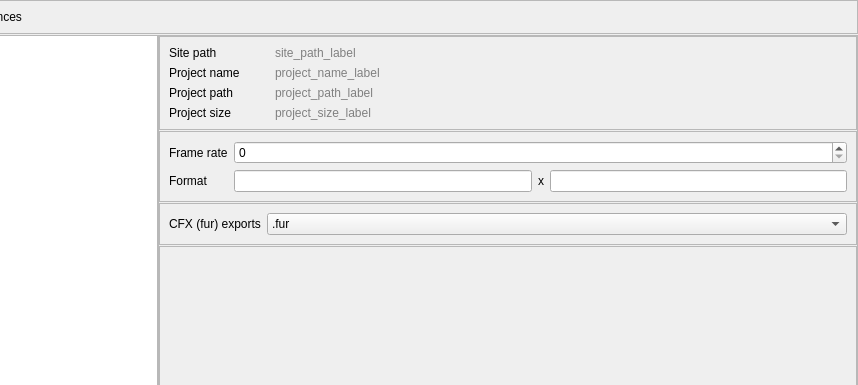
Old version of the form App/ui_files/project_preferences.ui in the repository Wizard-collab/Wizard; both pictures show x 92 to 950 and y 0 to 385 of the 950 by 623 pixel window.
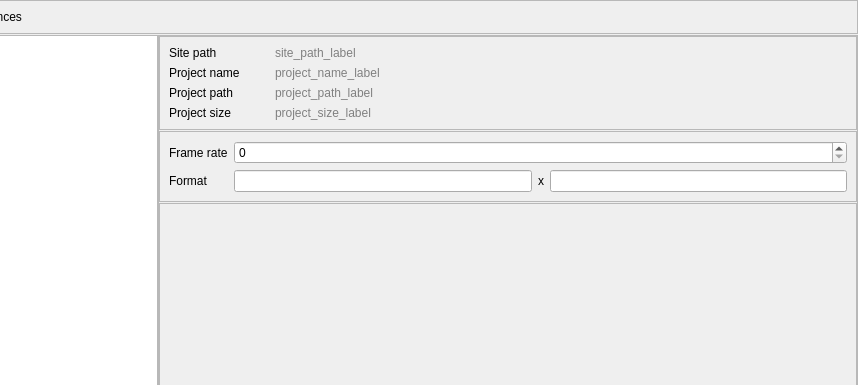
New version of the form.

Diff of the .ui file:
```diff
--- a/App/ui_files/project_preferences.ui
+++ b/App/ui_files/project_preferences.ui
@@ -286,39 +286,6 @@
                </layout>
               </widget>
              </item>
-             <item>
-              <widget class="QFrame" name="frame_2">
-               <property name="frameShape">
-                <enum>QFrame::StyledPanel</enum>
-               </property>
-               <property name="frameShadow">
-                <enum>QFrame::Raised</enum>
-               </property>
-               <layout class="QFormLayout" name="formLayout">
-                <item row="0" column="0">
-                 <widget class="QLabel" name="label_2">
-                  <property name="text">
-                   <string>CFX (fur) exports</string>
-                  </property>
-                 </widget>
-                </item>
-                <item row="0" column="1">
-                 <widget class="QComboBox" name="cfx_ext_comboBox">
-                  <item>
-                   <property name="text">
-                    <string>.fur</string>
-                   </property>
-                  </item>
-                  <item>
-                   <property name="text">
-                    <string>.abc</string>
-                   </property>
-                  </item>
-                 </widget>
-                </item>
-               </layout>
-              </widget>
-             </item>
              <item>
               <widget class="QFrame" name="frame_3">
                <property name="frameShape">
```
Left out of the diff: 8 changed lines with no effect on the pictures.
